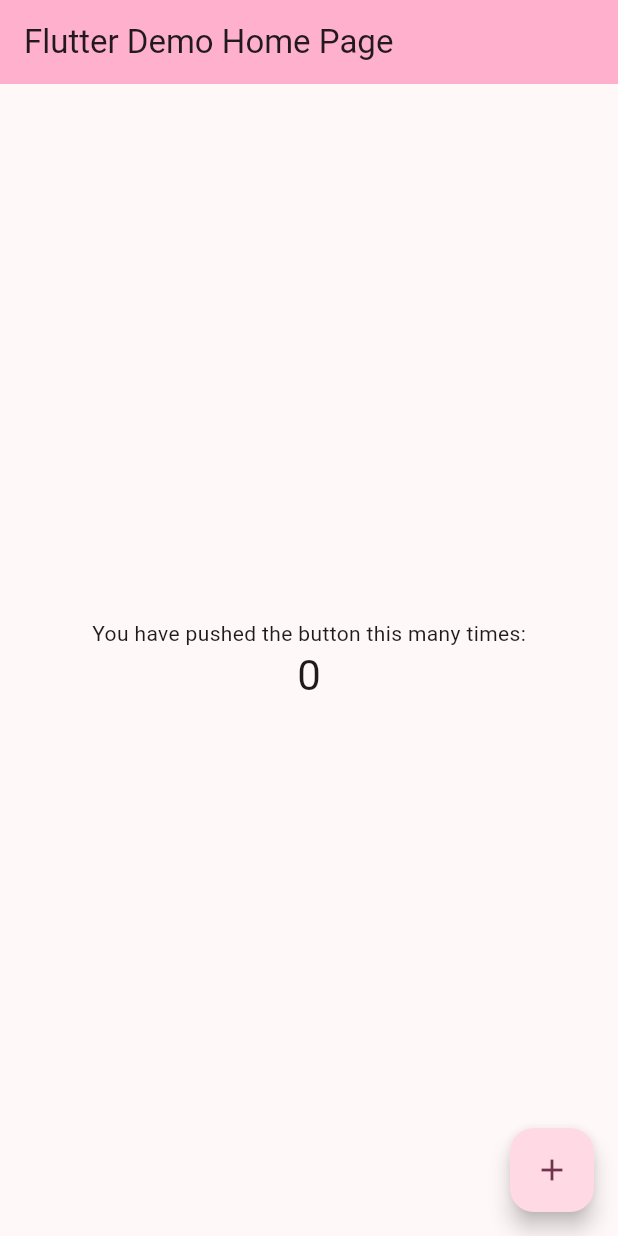
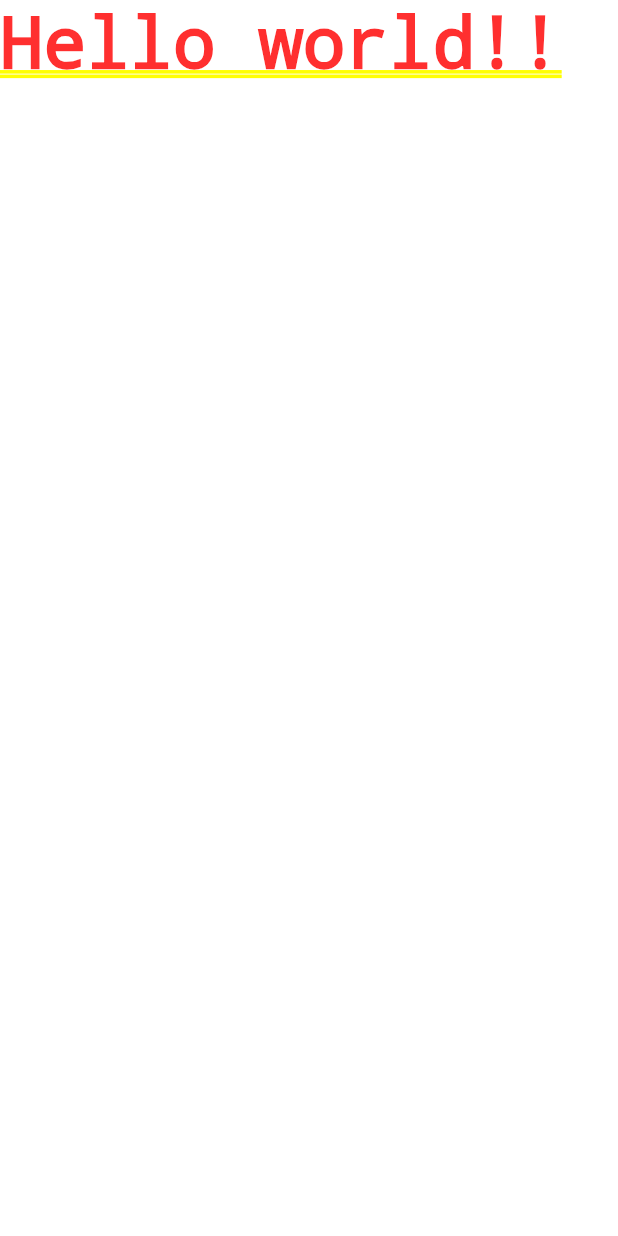
Before and after one commit to edel1212/flutterStudy, a Flutter app: the screen it shows after launch, on a phone screen of 412 x 824 dp. Run offline on Flutter 3.47's test engine with Material 3 defaults, Android fonts, the phone set to English and light mode, and no system bars.

Commit message:
Hello world! print UI

```diff
--- a/toonflix/lib/main.dart
+++ b/toonflix/lib/main.dart
@@ -1,125 +1,22 @@
 import 'package:flutter/material.dart';
 
 void main() {
-  runApp(const MyApp());
+  runApp(App());
 }
 
-class MyApp extends StatelessWidget {
-  const MyApp({super.key});
-
-  // This widget is the root of your application.
+// Root Class
+class App extends StatelessWidget {
   @override
   Widget build(BuildContext context) {
-    return MaterialApp(
-      title: 'Flutter Demo',
-      theme: ThemeData(
-        // This is the theme of your application.
-        //
-        // TRY THIS: Try running your application with "flutter run". You'll see
-        // the application has a purple toolbar. Then, without quitting the app,
-        // try changing the seedColor in the colorScheme below to Colors.green
-        // and then invoke "hot reload" (save your changes or press the "hot
-        // reload" button in a Flutter-supported IDE, or press "r" if you used
-        // the command line to start the app).
-        //
-        // Notice that the counter didn't reset back to zero; the application
-        // state is not lost during the reload. To reset the state, use hot
-        // restart instead.
-        //
-        // This works for code too, not just values: Most code changes can be
-        // tested with just a hot reload.
-        colorScheme: ColorScheme.fromSeed(seedColor: Colors.pink.shade100),
-        useMaterial3: true,
-      ),
-      home: const MyHomePage(title: 'Flutter Demo Home Page'),
+    /**
+     * ℹ️ Root Widget은 항상 MaterialApp 또는 CupertinoApp 반환해야한다.
+     *   ㄴ> 각각 MaterialApp(구글), CupertinoApp(애플)의 디자인 시스템이다.
+     *   해당 디자인 시스템으로 전체적인 디자인 틀을 잡고 시작하는 것이다.
+     *
+     * Flutter 자체가 Google에서 만들었기에 Material가 좀 더 최적화된 디자인이 많다
+     */
+    return const MaterialApp(
+      home: Text('Hello world!!'),
     );
   }
 }
-
-class MyHomePage extends StatefulWidget {
-  const MyHomePage({super.key, required this.title});
-
-  // This widget is the home page of your application. It is stateful, meaning
-  // that it has a State object (defined below) that contains fields that affect
-  // how it looks.
-
-  // This class is the configuration for the state. It holds the values (in this
-  // case the title) provided by the parent (in this case the App widget) and
-  // used by the build method of the State. Fields in a Widget subclass are
-  // always marked "final".
-
-  final String title;
-
-  @override
-  State<MyHomePage> createState() => _MyHomePageState();
-}
-
-class _MyHomePageState extends State<MyHomePage> {
-  int _counter = 0;
-
-  void _incrementCounter() {
-    setState(() {
-      // This call to setState tells the Flutter framework that something has
-      // changed in this State, which causes it to rerun the build method below
-      // so that the display can reflect the updated values. If we changed
-      // _counter without calling setState(), then the build method would not be
-      // called again, and so nothing would appear to happen.
-      _counter++;
-    });
-  }
-
-  @override
-  Widget build(BuildContext context) {
-    // This method is rerun every time setState is called, for instance as done
-    // by the _incrementCounter method above.
-    //
-    // The Flutter framework has been optimized to make rerunning build methods
-    // fast, so that you can just rebuild anything that needs updating rather
-    // than having to individually change instances of widgets.
-    return Scaffold(
-      appBar: AppBar(
-        // TRY THIS: Try changing the color here to a specific color (to
-        // Colors.amber, perhaps?) and trigger a hot reload to see the AppBar
-        // change color while the other colors stay the same.
-        backgroundColor: Theme.of(context).colorScheme.inversePrimary,
-        // Here we take the value from the MyHomePage object that was created by
-        // the App.build method, and use it to set our appbar title.
-        title: Text(widget.title),
-      ),
-      body: Center(
-        // Center is a layout widget. It takes a single child and positions it
-        // in the middle of the parent.
-        child: Column(
-          // Column is also a layout widget. It takes a list of children and
-          // arranges them vertically. By default, it sizes itself to fit its
-          // children horizontally, and tries to be as tall as its parent.
-          //
-          // Column has various properties to control how it sizes itself and
-          // how it positions its children. Here we use mainAxisAlignment to
-          // center the children vertically; the main axis here is the vertical
-          // axis because Columns are vertical (the cross axis would be
-          // horizontal).
-          //
-          // TRY THIS: Invoke "debug painting" (choose the "Toggle Debug Paint"
-          // action in the IDE, or press "p" in the console), to see the
-          // wireframe for each widget.
-          mainAxisAlignment: MainAxisAlignment.center,
-          children: <Widget>[
-            const Text(
-              'You have pushed the button this many times:',
-            ),
-            Text(
-              '$_counter',
-              style: Theme.of(context).textTheme.headlineMedium,
-            ),
-          ],
-        ),
-      ),
-      floatingActionButton: FloatingActionButton(
-        onPressed: _incrementCounter,
-        tooltip: 'Increment',
-        child: const Icon(Icons.add),
-      ), // This trailing comma makes auto-formatting nicer for build methods.
-    );
-  }
-}
```
